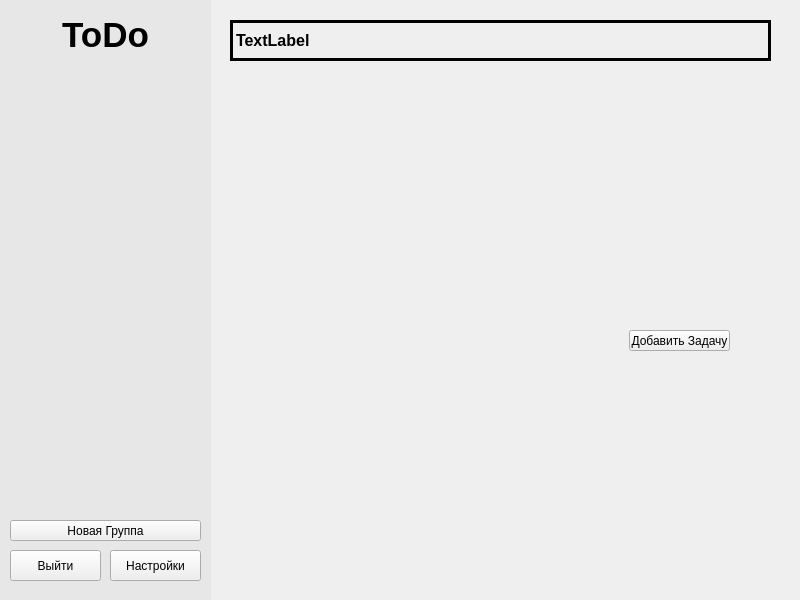
IlyaChichkov/ToDo_Project, file mainwindow.ui: the form before one commit.
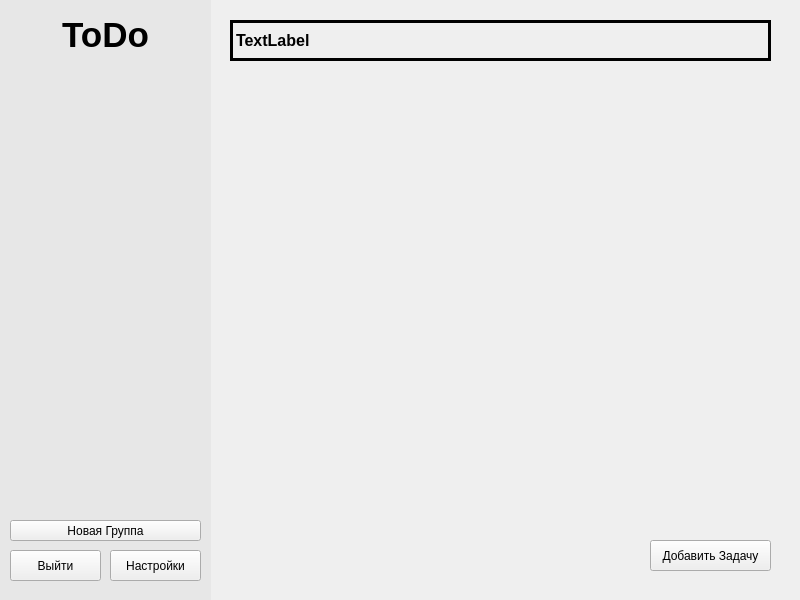
The form after the commit.

What changed in the file:
```diff
--- a/mainwindow.ui
+++ b/mainwindow.ui
@@ -162,10 +162,10 @@
    <widget class="QPushButton" name="addNewTask">
     <property name="geometry">
      <rect>
-      <x>629</x>
-      <y>330</y>
-      <width>101</width>
-      <height>21</height>
+      <x>650</x>
+      <y>540</y>
+      <width>121</width>
+      <height>31</height>
      </rect>
     </property>
     <property name="text">
```
